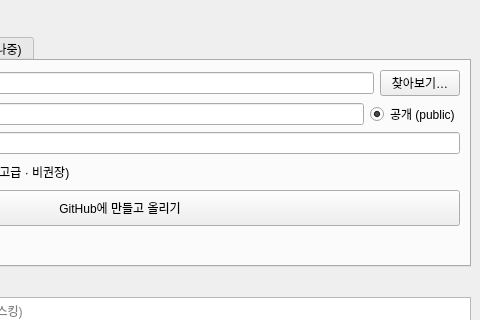
This is ui/main_window.ui in seongbin45/CloneUp as Qt 5 draws it before an edit; both pictures show x 240 to 720 and y 0 to 320 of the 720 by 560 pixel window. The edited form follows.
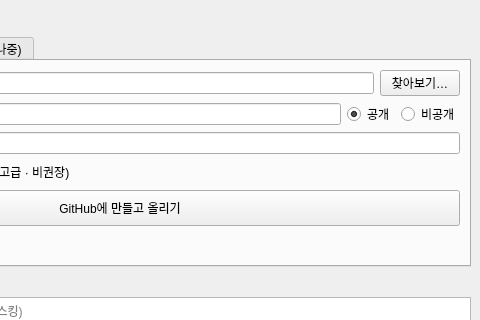
This is the edited form.

Commit message:
feat: default OAuth scope repo — allow private repos from the start
Use repo scope for Device Flow so public and private create/push work without a second auth path. Add --private flags, UI private radio, and re-login when stored grant is only public_repo.

```diff
--- a/ui/main_window.ui
+++ b/ui/main_window.ui
@@ -100,13 +100,20 @@
           <item>
            <widget class="QRadioButton" name="radioPublic">
             <property name="text">
-             <string>공개 (public)</string>
+             <string>공개</string>
             </property>
             <property name="checked">
              <bool>true</bool>
             </property>
            </widget>
           </item>
+          <item>
+           <widget class="QRadioButton" name="radioPrivate">
+            <property name="text">
+             <string>비공개</string>
+            </property>
+           </widget>
+          </item>
          </layout>
         </item>
         <item>
```
The commit also changes 11 other files.
